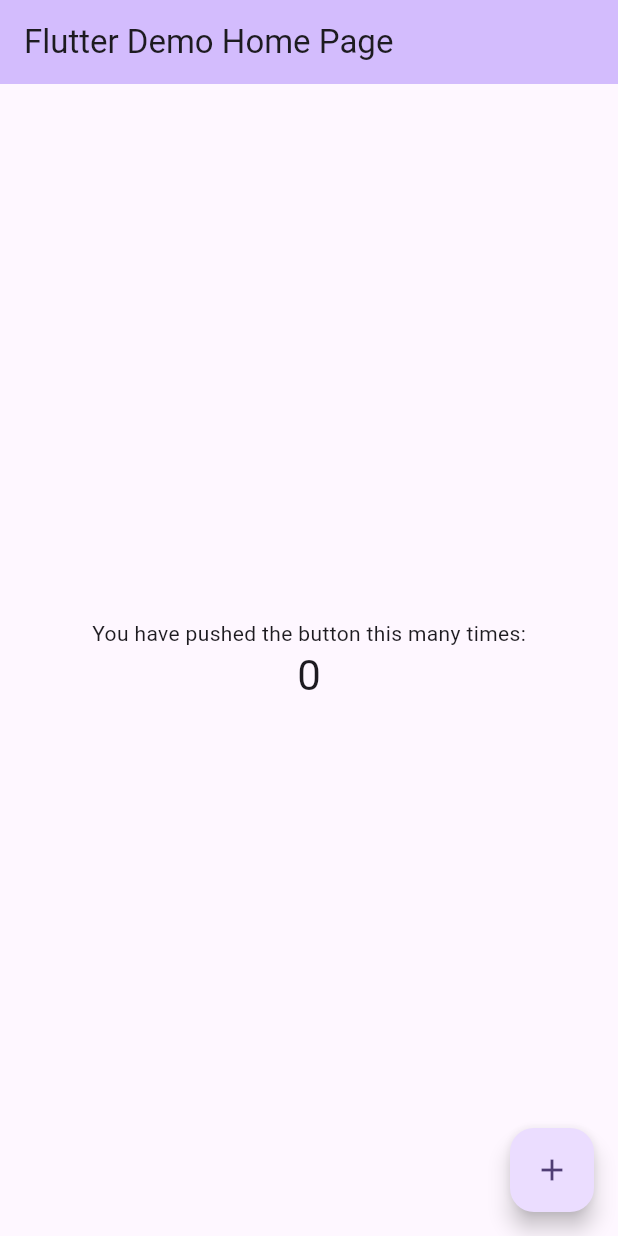
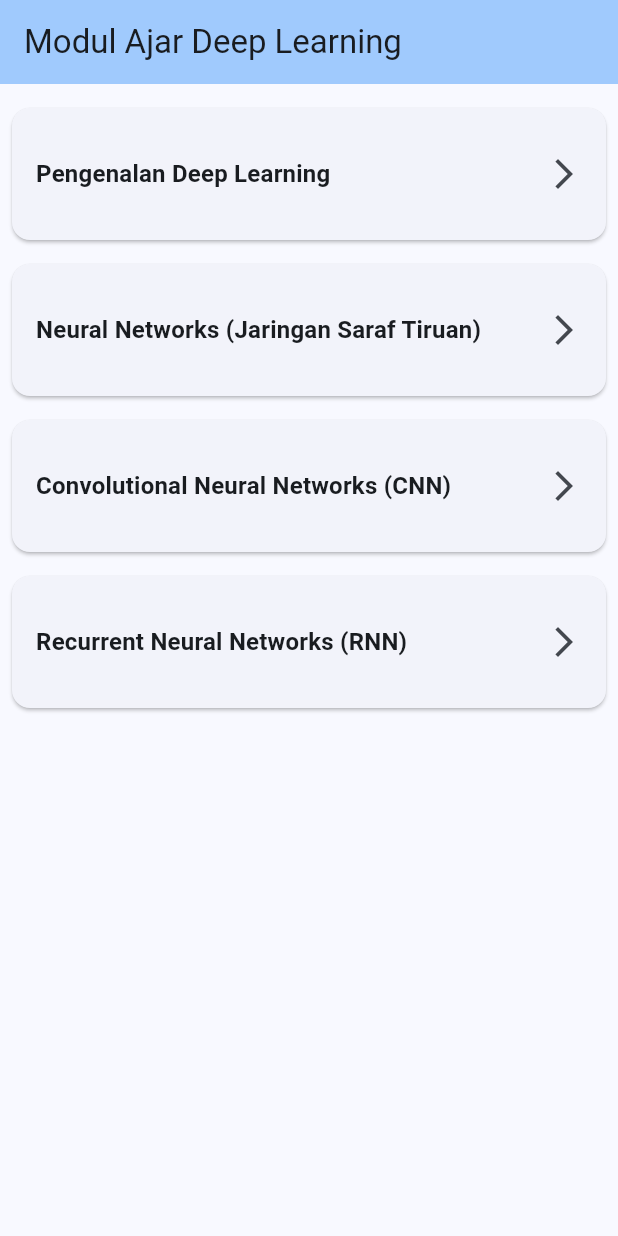
Before and after one commit to could-ai/019983cb-502d-7559-ad05-e2a621ab993f, a Flutter app: the screen it shows after launch, on a phone screen of 412 x 824 dp. Run offline on Flutter 3.47's test engine with Material 3 defaults, Android fonts, the phone set to English and light mode, and no system bars.

Commit message:
Menghapus kode demo counter dan menggantinya dengan struktur aplikasi modul ajar yang baru. MyApp sekarang menjalankan HomeScreen sebagai halaman utama dan mengonfigurasi tema aplikasi.; Membuat model data `Course` untuk merepresentasikan setiap topik pembelajaran. File ini juga berisi daftar `courses` yang di-hardcode, yang menyediakan konten awal untuk modul ajar, termasuk judul dan materi untuk setiap topik.; Membuat widget HomeScreen yang berfungsi sebagai halaman utama atau daftar isi. Halaman ini menampilkan daftar semua topik pembelajaran dari `courses` dalam bentuk `ListView` dari `Card`. Setiap item dalam daftar dapat diketuk untuk menavigasi ke `DetailScreen` yang sesuai.; Membuat widget DetailScreen yang bertanggung jawab untuk menampilkan konten dari satu topik pembelajaran. Halaman ini menerima objek `Course` dan menampilkan judulnya di `AppBar` dan kontennya di dalam `body` yang dapat di-scroll.

```diff
--- a/usr/lib/main.dart
+++ b/usr/lib/main.dart
@@ -1,4 +1,6 @@
-import 'package:flutter/material.dart';
+import "package:flutter/material.dart";
+import "models/course.dart";
+import "screens/home_screen.dart";
 
 void main() {
   runApp(const MyApp());
@@ -7,114 +9,16 @@ void main() {
 class MyApp extends StatelessWidget {
   const MyApp({super.key});
 
-  // This widget is the root of your application.
   @override
   Widget build(BuildContext context) {
     return MaterialApp(
-      title: 'Flutter Demo',
+      title: "Modul Ajar Deep Learning",
       debugShowCheckedModeBanner: false,
       theme: ThemeData(
-        // This is the theme of your application.
-        //
-        // TRY THIS: Try running your application with "flutter run". You'll see
-        // the application has a purple toolbar. Then, without quitting the app,
-        // try changing the seedColor in the colorScheme below to Colors.green
-        // and then invoke "hot reload" (save your changes or press the "hot
-        // reload" button in a Flutter-supported IDE, or press "r" if you used
-        // the command line to start the app).
-        //
-        // Notice that the counter didn't reset back to zero; the application
-        // state is not lost during the reload. To reset the state, use hot
-        // restart instead.
-        //
-        // This works for code too, not just values: Most code changes can be
-        // tested with just a hot reload.
-        colorScheme: ColorScheme.fromSeed(seedColor: Colors.deepPurple),
+        colorScheme: ColorScheme.fromSeed(seedColor: Colors.blue),
+        useMaterial3: true,
       ),
-      home: const MyHomePage(title: 'Flutter Demo Home Page'),
+      home: HomeScreen(courses: courses),
     );
   }
 }
-
-class MyHomePage extends StatefulWidget {
-  const MyHomePage({super.key, required this.title});
-
-  // This widget is the home page of your application. It is stateful, meaning
-  // that it has a State object (defined below) that contains fields that affect
-  // how it looks.
-
-  // This class is the configuration for the state. It holds the values (in this
-  // case the title) provided by the parent (in this case the App widget) and
-  // used by the build method of the State. Fields in a Widget subclass are
-  // always marked "final".
-
-  final String title;
-
-  @override
-  State<MyHomePage> createState() => _MyHomePageState();
-}
-
-class _MyHomePageState extends State<MyHomePage> {
-  int _counter = 0;
-
-  void _incrementCounter() {
-    setState(() {
-      // This call to setState tells the Flutter framework that something has
-      // changed in this State, which causes it to rerun the build method below
-      // so that the display can reflect the updated values. If we changed
-      // _counter without calling setState(), then the build method would not be
-      // called again, and so nothing would appear to happen.
-      _counter++;
-    });
-  }
-
-  @override
-  Widget build(BuildContext context) {
-    // This method is rerun every time setState is called, for instance as done
-    // by the _incrementCounter method above.
-    //
-    // The Flutter framework has been optimized to make rerunning build methods
-    // fast, so that you can just rebuild anything that needs updating rather
-    // than having to individually change instances of widgets.
-    return Scaffold(
-      appBar: AppBar(
-        // TRY THIS: Try changing the color here to a specific color (to
-        // Colors.amber, perhaps?) and trigger a hot reload to see the AppBar
-        // change color while the other colors stay the same.
-        backgroundColor: Theme.of(context).colorScheme.inversePrimary,
-        // Here we take the value from the MyHomePage object that was created by
-        // the App.build method, and use it to set our appbar title.
-        title: Text(widget.title),
-      ),
-      body: Center(
-        // Center is a layout widget. It takes a single child and positions it
-        // in the middle of the parent.
-        child: Column(
-          // Column is also a layout widget. It takes a list of children and
-          // arranges them vertically. By default, it sizes itself to fit its
-          // children horizontally, and tries to be as tall as its parent.
-          //
-          // Column has various properties to control how it sizes itself and
-          // how it positions its children. Here we use mainAxisAlignment to
-          // center the children vertically; the main axis here is the vertical
-          // axis because Columns are vertical (the cross axis would be
-          // horizontal).
-          //
-          // TRY THIS: Invoke "debug painting" (choose the "Toggle Debug Paint"
-          // action in the IDE, or press "p" in the console), to see the
-          // wireframe for each widget.
-          mainAxisAlignment: MainAxisAlignment.center,
-          children: <Widget>[
-            const Text('You have pushed the button this many times:'),
-            Text('$_counter', style: Theme.of(context).textTheme.headlineMedium),
-          ],
-        ),
-      ),
-      floatingActionButton: FloatingActionButton(
-        onPressed: _incrementCounter,
-        tooltip: 'Increment',
-        child: const Icon(Icons.add),
-      ), // This trailing comma makes auto-formatting nicer for build methods.
-    );
-  }
-}
--- /dev/null
+++ b/usr/lib/models/course.dart
@@ -0,0 +1,72 @@
+class Course {
+  final String title;
+  final String content;
+
+  Course({required this.title, required this.content});
+}
+
+final List<Course> courses = [
+  Course(
+    title: "Pengenalan Deep Learning",
+    content: """
+Deep learning adalah sub-bidang dari machine learning yang menggunakan jaringan saraf tiruan dengan banyak lapisan (deep neural networks) untuk belajar dari data dalam jumlah besar.
+
+Fitur Utama:
+1.  **Representasi Hierarkis**: Belajar fitur dari data secara hierarkis, dari yang sederhana hingga yang kompleks.
+2.  **Otomatisasi Ekstraksi Fitur**: Tidak seperti machine learning tradisional, deep learning dapat secara otomatis menemukan fitur yang relevan dari data mentah.
+3.  **Skalabilitas**: Kinerja model deep learning cenderung meningkat seiring dengan bertambahnya jumlah data.
+
+Aplikasi Umum:
+-   Pengenalan gambar dan video
+-   Pemrosesan bahasa alami (NLP)
+-   Mobil otonom
+-   Diagnosis medis
+""",
+  ),
+  Course(
+    title: "Neural Networks (Jaringan Saraf Tiruan)",
+    content: """
+Jaringan Saraf Tiruan (JST) adalah model komputasi yang terinspirasi oleh struktur dan fungsi otak biologis. JST adalah fondasi dari deep learning.
+
+Komponen Dasar:
+1.  **Neuron (Node)**: Unit komputasi dasar yang menerima input, memprosesnya, dan menghasilkan output.
+2.  **Bobot (Weights)**: Parameter yang dapat diatur dalam jaringan. Proses training menyesuaikan bobot ini untuk meminimalkan kesalahan.
+3.  **Fungsi Aktivasi**: Fungsi matematika yang diterapkan pada output neuron. Ini memperkenalkan non-linearitas ke dalam model, memungkinkannya untuk mempelajari pola yang kompleks. Contoh: ReLU, Sigmoid, Tanh.
+4.  **Lapisan (Layers)**: Neuron diorganisir dalam lapisan:
+    -   **Input Layer**: Menerima data awal.
+    -   **Hidden Layers**: Lapisan perantara tempat sebagian besar komputasi terjadi. Jaringan "deep" memiliki banyak hidden layers.
+    -   **Output Layer**: Menghasilkan hasil akhir (misalnya, klasifikasi atau prediksi).
+""",
+  ),
+  Course(
+    title: "Convolutional Neural Networks (CNN)",
+    content: """
+CNN adalah jenis jaringan saraf khusus yang sangat efektif untuk tugas-tugas yang melibatkan data grid-like, seperti gambar dan video.
+
+Arsitektur Kunci:
+1.  **Convolutional Layer**: Lapisan ini menerapkan filter (kernel) ke gambar input untuk membuat "feature maps". Setiap filter belajar untuk mendeteksi pola spesifik seperti tepi, sudut, atau tekstur.
+2.  **Pooling Layer (Subsampling)**: Mengurangi dimensi spasial (lebar dan tinggi) dari feature map, yang membantu mengurangi jumlah parameter dan komputasi. Ini juga membuat representasi fitur lebih tahan terhadap variasi posisi.
+3.  **Fully Connected Layer**: Setelah beberapa lapisan konvolusi dan pooling, feature map yang telah diekstraksi diratakan menjadi vektor dan dimasukkan ke dalam jaringan saraf fully connected biasa untuk melakukan klasifikasi.
+
+CNN telah merevolusi bidang computer vision dan menjadi dasar bagi banyak sistem pengenalan gambar modern.
+""",
+  ),
+  Course(
+    title: "Recurrent Neural Networks (RNN)",
+    content: """
+RNN adalah jenis jaringan saraf yang dirancang untuk bekerja dengan data sekuensial atau data deret waktu, di mana urutan informasi penting.
+
+Karakteristik Utama:
+1.  **Koneksi Berulang (Recurrent Connections)**: RNN memiliki "loop" dalam arsitekturnya. Ini memungkinkan informasi untuk bertahan dari satu langkah waktu ke langkah berikutnya, memberikan jaringan semacam "memori".
+2.  **State Tersembunyi (Hidden State)**: Hidden state pada setiap langkah waktu adalah fungsi dari input pada langkah waktu tersebut dan hidden state dari langkah waktu sebelumnya. Ini adalah cara RNN menyimpan informasi tentang masa lalu.
+
+Aplikasi RNN:
+-   Pemrosesan Bahasa Alami (NLP): Terjemahan mesin, analisis sentimen, pemodelan bahasa.
+-   Pengenalan Suara.
+-   Prediksi Deret Waktu: Harga saham, cuaca.
+
+Varian Populer:
+-   **LSTM (Long Short-Term Memory)** dan **GRU (Gated Recurrent Unit)** adalah varian RNN yang lebih canggih yang dirancang untuk mengatasi masalah "vanishing gradient" dan dapat belajar dependensi jangka panjang dengan lebih baik.
+""",
+  ),
+];
--- /dev/null
+++ b/usr/lib/screens/detail_screen.dart
@@ -0,0 +1,25 @@
+import "package:flutter/material.dart";
+import "../models/course.dart";
+
+class DetailScreen extends StatelessWidget {
+  final Course course;
+
+  const DetailScreen({super.key, required this.course});
+
+  @override
+  Widget build(BuildContext context) {
+    return Scaffold(
+      appBar: AppBar(
+        title: Text(course.title),
+        backgroundColor: Theme.of(context).colorScheme.inversePrimary,
+      ),
+      body: SingleChildScrollView(
+        padding: const EdgeInsets.all(16.0),
+        child: Text(
+          course.content,
+          style: Theme.of(context).textTheme.bodyLarge?.copyWith(height: 1.5),
+        ),
+      ),
+    );
+  }
+}
--- /dev/null
+++ b/usr/lib/screens/home_screen.dart
@@ -0,0 +1,47 @@
+import "package:flutter/material.dart";
+import "../models/course.dart";
+import "detail_screen.dart";
+
+class HomeScreen extends StatelessWidget {
+  final List<Course> courses;
+
+  const HomeScreen({super.key, required this.courses});
+
+  @override
+  Widget build(BuildContext context) {
+    return Scaffold(
+      appBar: AppBar(
+        title: const Text("Modul Ajar Deep Learning"),
+        backgroundColor: Theme.of(context).colorScheme.inversePrimary,
+      ),
+      body: ListView.builder(
+        padding: const EdgeInsets.all(8.0),
+        itemCount: courses.length,
+        itemBuilder: (context, index) {
+          final course = courses[index];
+          return Card(
+            margin: const EdgeInsets.symmetric(vertical: 8.0),
+            child: ListTile(
+              contentPadding: const EdgeInsets.all(16.0),
+              title: Text(
+                course.title,
+                style: Theme.of(context).textTheme.titleMedium?.copyWith(
+                      fontWeight: FontWeight.bold,
+                    ),
+              ),
+              trailing: const Icon(Icons.arrow_forward_ios),
+              onTap: () {
+                Navigator.push(
+                  context,
+                  MaterialPageRoute(
+                    builder: (context) => DetailScreen(course: course),
+                  ),
+                );
+              },
+            ),
+          );
+        },
+      ),
+    );
+  }
+}
```
